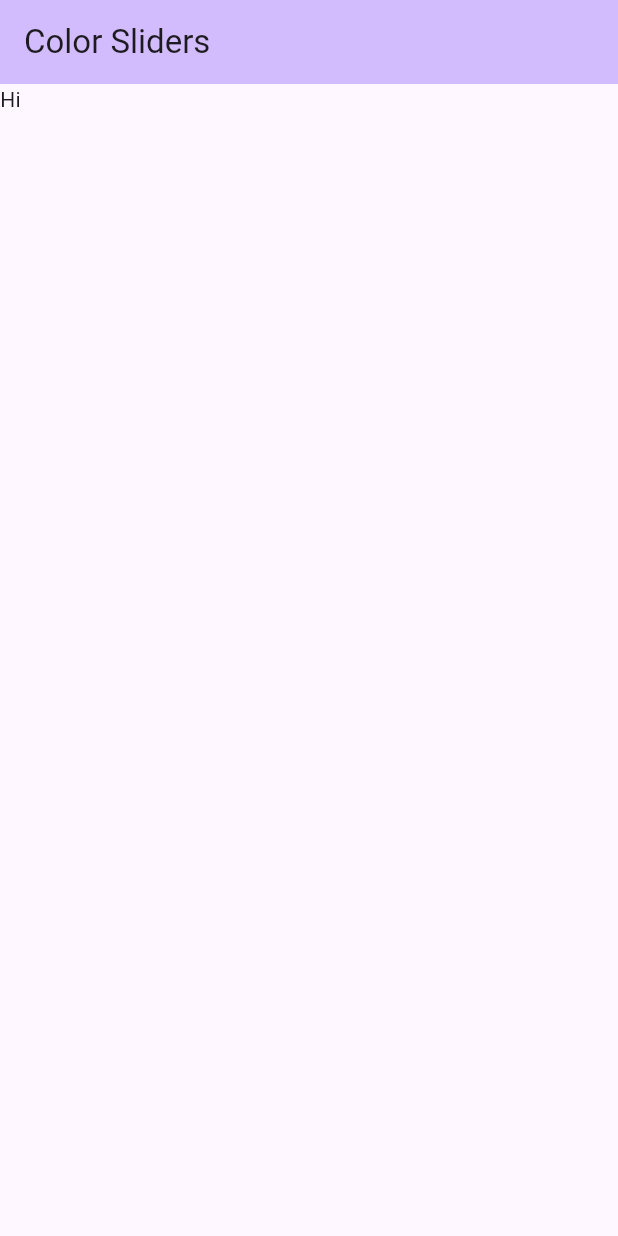
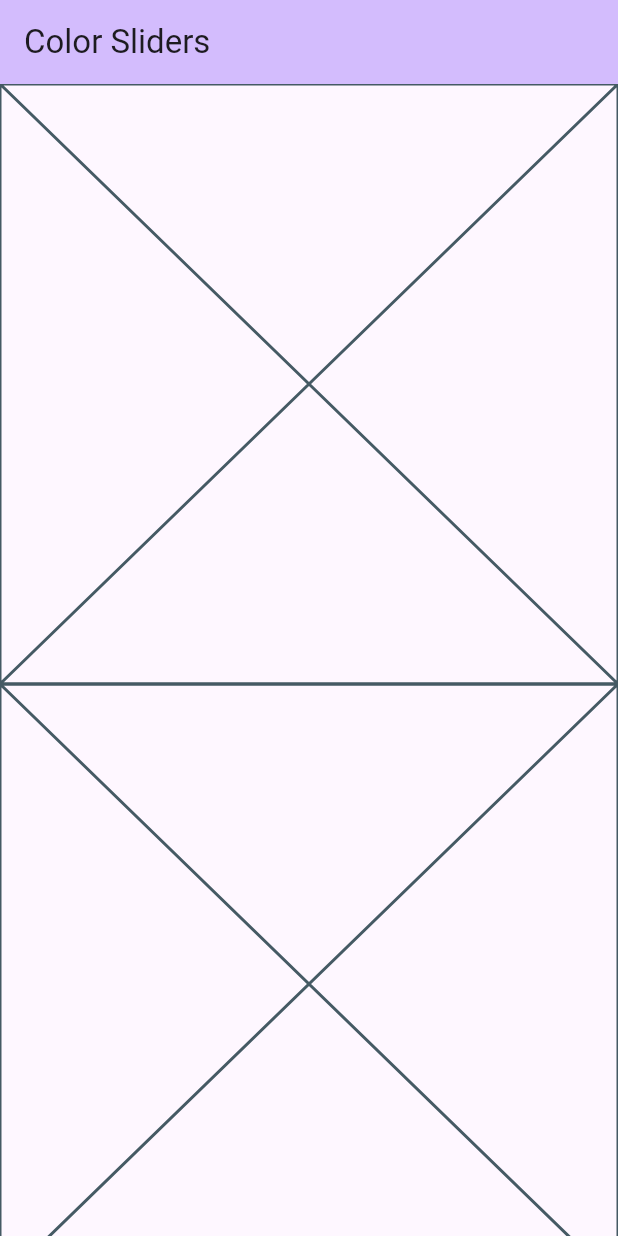
Before and after one commit to CSSE480-Fisher-Fall-2024-2025/ColorSliders, a Flutter app: the screen it shows after launch, on a phone screen of 412 x 824 dp. Run offline on Flutter 3.47's test engine with Material 3 defaults, Android fonts, the phone set to English and light mode, and no system bars.

Commit message:
ready to do sliders

```diff
--- /dev/null
+++ b/colorsliders/lib/color_slider.dart
@@ -0,0 +1,19 @@
+import 'package:flutter/material.dart';
+
+class ColorSlider extends StatelessWidget {
+  final String label;
+  final double value;
+  final Color color;
+
+  const ColorSlider({
+    super.key,
+    required this.label,
+    required this.value,
+    required this.color,
+  });
+
+  @override
+  Widget build(BuildContext context) {
+    return const Placeholder();
+  }
+}
--- a/colorsliders/lib/color_sliders_page.dart
+++ b/colorsliders/lib/color_sliders_page.dart
@@ -1,3 +1,4 @@
+import 'package:colorsliders/color_slider.dart';
 import 'package:flutter/material.dart';
 
 class ColorSlidersPage extends StatefulWidget {
@@ -8,6 +9,8 @@ class ColorSlidersPage extends StatefulWidget {
 }
 
 class _ColorSlidersPageState extends State<ColorSlidersPage> {
+  double redValue = 0.5, greenValue = 0.0, blueValue = 0.0;
+
   @override
   Widget build(BuildContext context) {
     return Scaffold(
@@ -15,7 +18,25 @@ class _ColorSlidersPageState extends State<ColorSlidersPage> {
         title: const Text("Color Sliders"),
         backgroundColor: Theme.of(context).colorScheme.inversePrimary,
       ),
-      body: Text("Hi"),
+      body: Column(
+        children: [
+          ColorSlider(
+            label: "Red",
+            value: redValue,
+            color: Colors.red,
+          ),
+          ColorSlider(
+            label: "Green",
+            value: greenValue,
+            color: Colors.green,
+          ),
+          ColorSlider(
+            label: "Blue",
+            value: blueValue,
+            color: Colors.blue,
+          ),
+        ],
+      ),
     );
   }
 }
```
